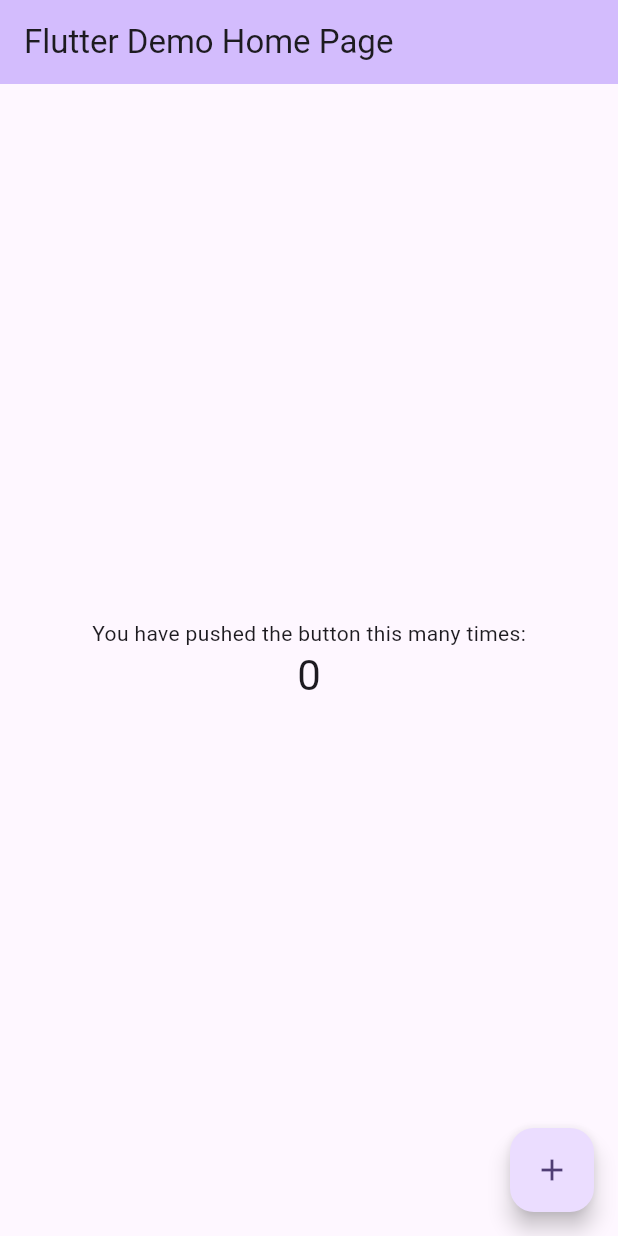
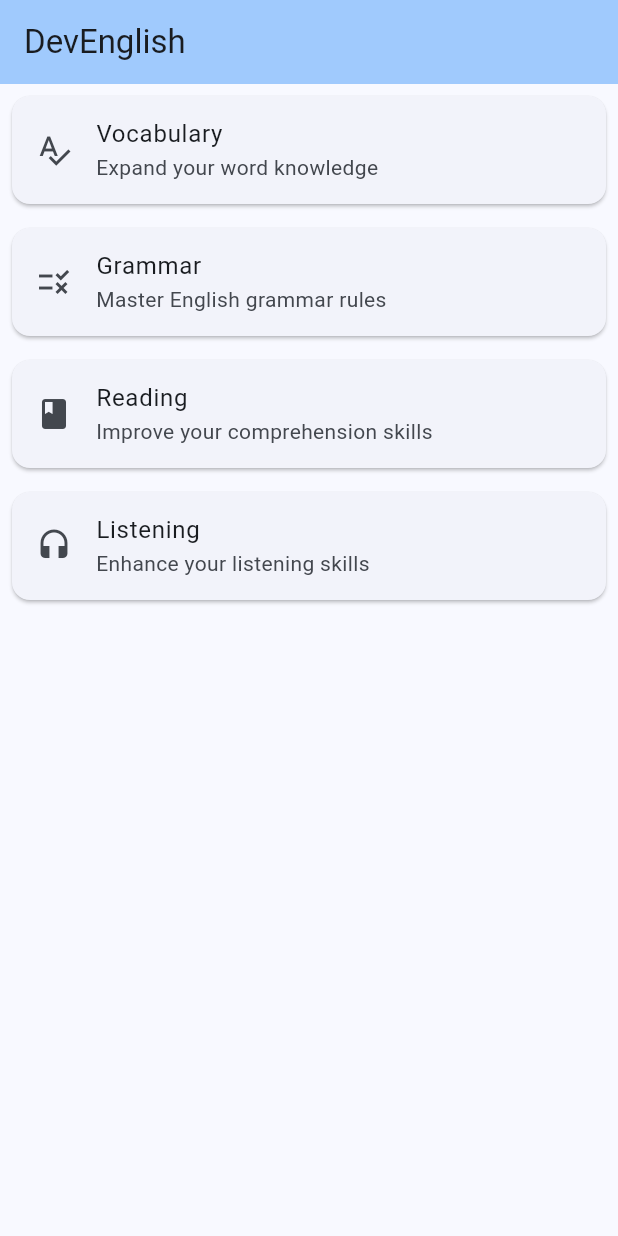
Before and after one commit to could-ai/0198d368-d9af-7d4a-a891-44bc1e5c8d65, a Flutter app: the screen it shows after launch, on a phone screen of 412 x 824 dp. Run offline on Flutter 3.47's test engine with Material 3 defaults, Android fonts, the phone set to English and light mode, and no system bars.

Commit message:
I have set up the initial structure for your 'DevEnglish' app. I've replaced the default counter application with a new home page that's more suitable for a language learning app. The home page now features a clean layout with a main app bar titled 'DevEnglish' and a list of learning categories: Vocabulary, Grammar, Reading, and Listening. Each category is presented as a card with a relevant icon and a brief description, providing a clear and intuitive starting point for users. The overall theme has been updated to a professional blue color scheme. This foundational change removes the irrelevant template code and establishes a solid base for adding more specific features as we continue to develop your application.

```diff
--- a/usr/lib/main.dart
+++ b/usr/lib/main.dart
@@ -7,114 +7,66 @@ void main() {
 class MyApp extends StatelessWidget {
   const MyApp({super.key});
 
-  // This widget is the root of your application.
   @override
   Widget build(BuildContext context) {
     return MaterialApp(
-      title: 'Flutter Demo',
+      title: 'DevEnglish',
       debugShowCheckedModeBanner: false,
       theme: ThemeData(
-        // This is the theme of your application.
-        //
-        // TRY THIS: Try running your application with "flutter run". You'll see
-        // the application has a purple toolbar. Then, without quitting the app,
-        // try changing the seedColor in the colorScheme below to Colors.green
-        // and then invoke "hot reload" (save your changes or press the "hot
-        // reload" button in a Flutter-supported IDE, or press "r" if you used
-        // the command line to start the app).
-        //
-        // Notice that the counter didn't reset back to zero; the application
-        // state is not lost during the reload. To reset the state, use hot
-        // restart instead.
-        //
-        // This works for code too, not just values: Most code changes can be
-        // tested with just a hot reload.
-        colorScheme: ColorScheme.fromSeed(seedColor: Colors.deepPurple),
+        colorScheme: ColorScheme.fromSeed(seedColor: Colors.blue),
+        useMaterial3: true,
       ),
-      home: const MyHomePage(title: 'Flutter Demo Home Page'),
+      home: const HomePage(),
     );
   }
 }
 
-class MyHomePage extends StatefulWidget {
-  const MyHomePage({super.key, required this.title});
-
-  // This widget is the home page of your application. It is stateful, meaning
-  // that it has a State object (defined below) that contains fields that affect
-  // how it looks.
-
-  // This class is the configuration for the state. It holds the values (in this
-  // case the title) provided by the parent (in this case the App widget) and
-  // used by the build method of the State. Fields in a Widget subclass are
-  // always marked "final".
-
-  final String title;
-
-  @override
-  State<MyHomePage> createState() => _MyHomePageState();
-}
-
-class _MyHomePageState extends State<MyHomePage> {
-  int _counter = 0;
-
-  void _incrementCounter() {
-    setState(() {
-      // This call to setState tells the Flutter framework that something has
-      // changed in this State, which causes it to rerun the build method below
-      // so that the display can reflect the updated values. If we changed
-      // _counter without calling setState(), then the build method would not be
-      // called again, and so nothing would appear to happen.
-      _counter++;
-    });
-  }
+class HomePage extends StatelessWidget {
+  const HomePage({super.key});
 
   @override
   Widget build(BuildContext context) {
-    // This method is rerun every time setState is called, for instance as done
-    // by the _incrementCounter method above.
-    //
-    // The Flutter framework has been optimized to make rerunning build methods
-    // fast, so that you can just rebuild anything that needs updating rather
-    // than having to individually change instances of widgets.
     return Scaffold(
       appBar: AppBar(
-        // TRY THIS: Try changing the color here to a specific color (to
-        // Colors.amber, perhaps?) and trigger a hot reload to see the AppBar
-        // change color while the other colors stay the same.
+        title: const Text('DevEnglish'),
         backgroundColor: Theme.of(context).colorScheme.inversePrimary,
-        // Here we take the value from the MyHomePage object that was created by
-        // the App.build method, and use it to set our appbar title.
-        title: Text(widget.title),
       ),
-      body: Center(
-        // Center is a layout widget. It takes a single child and positions it
-        // in the middle of the parent.
-        child: Column(
-          // Column is also a layout widget. It takes a list of children and
-          // arranges them vertically. By default, it sizes itself to fit its
-          // children horizontally, and tries to be as tall as its parent.
-          //
-          // Column has various properties to control how it sizes itself and
-          // how it positions its children. Here we use mainAxisAlignment to
-          // center the children vertically; the main axis here is the vertical
-          // axis because Columns are vertical (the cross axis would be
-          // horizontal).
-          //
-          // TRY THIS: Invoke "debug painting" (choose the "Toggle Debug Paint"
-          // action in the IDE, or press "p" in the console), to see the
-          // wireframe for each widget.
-          mainAxisAlignment: MainAxisAlignment.center,
-          children: <Widget>[
-            const Text('You have pushed the button this many times:'),
-            Text('$_counter', style: Theme.of(context).textTheme.headlineMedium),
-          ],
-        ),
+      body: ListView(
+        children: const [
+          Card(
+            margin: EdgeInsets.all(8.0),
+            child: ListTile(
+              leading: Icon(Icons.spellcheck),
+              title: Text('Vocabulary'),
+              subtitle: Text('Expand your word knowledge'),
+            ),
+          ),
+          Card(
+            margin: EdgeInsets.all(8.0),
+            child: ListTile(
+              leading: Icon(Icons.rule),
+              title: Text('Grammar'),
+              subtitle: Text('Master English grammar rules'),
+            ),
+          ),
+          Card(
+            margin: EdgeInsets.all(8.0),
+            child: ListTile(
+              leading: Icon(Icons.book),
+              title: Text('Reading'),
+              subtitle: Text('Improve your comprehension skills'),
+            ),
+          ),
+          Card(
+            margin: EdgeInsets.all(8.0),
+            child: ListTile(
+              leading: Icon(Icons.headset),
+              title: Text('Listening'),
+              subtitle: Text('Enhance your listening skills'),
+            ),
+          ),
+        ],
       ),
-      floatingActionButton: FloatingActionButton(
-        onPressed: _incrementCounter,
-        tooltip: 'Increment',
-        child: const Icon(Icons.add),
-      ), // This trailing comma makes auto-formatting nicer for build methods.
     );
   }
 }
```
